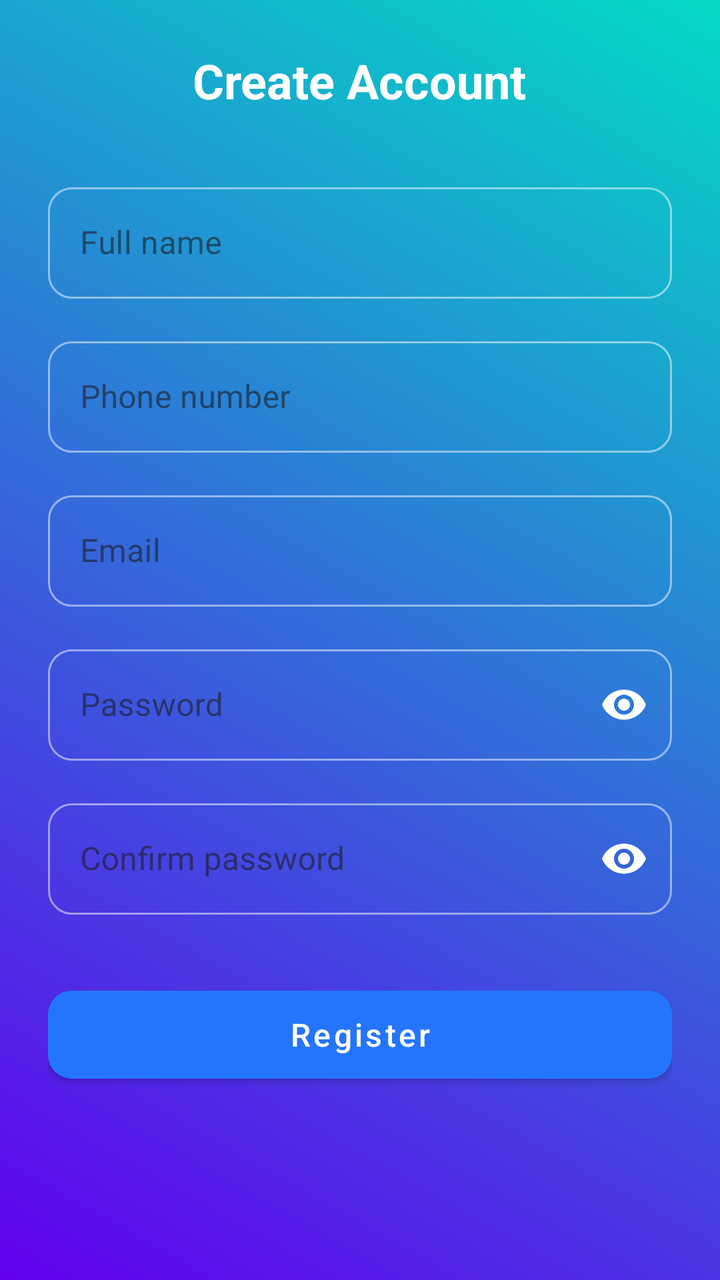
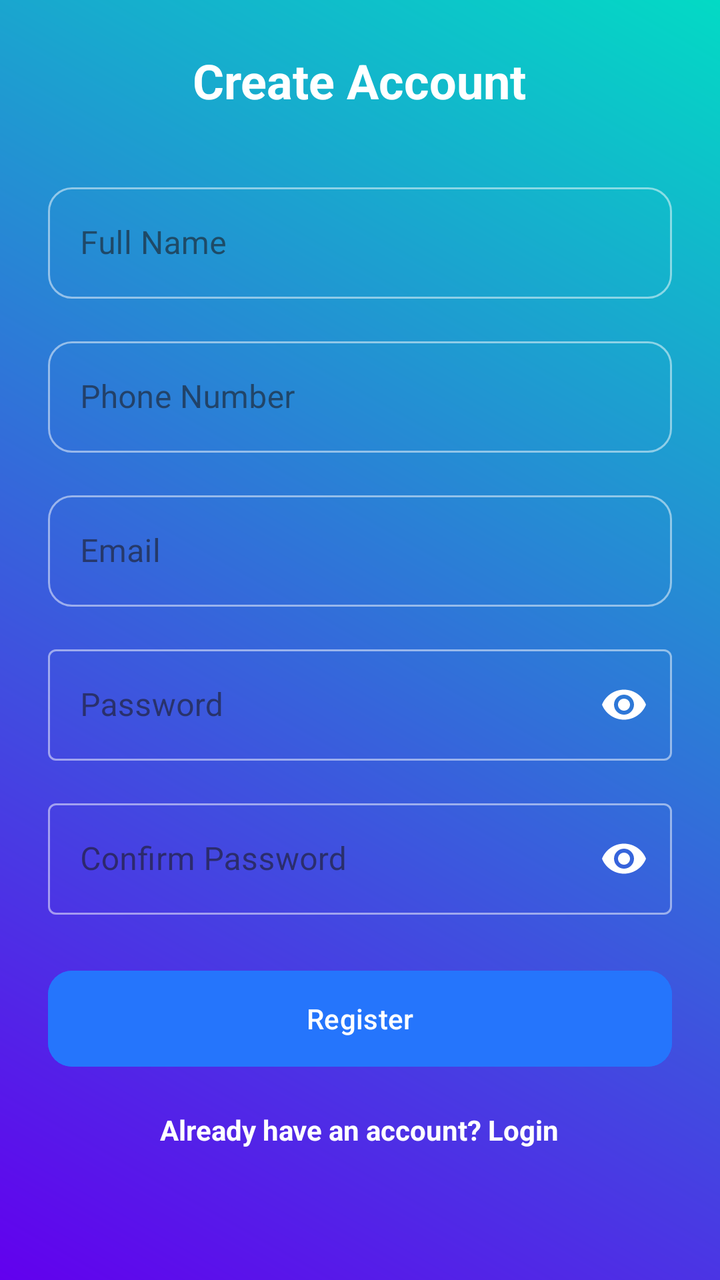

Screens rendered from an Android XML layout before and after an edit, with the pre-edit source and the edit as a unified diff.
<!-- AndroidManifest.xml: application theme Theme.SmartAssistiveSystem -->
<!-- res/layout/activity_register.xml -->
<?xml version="1.0" encoding="utf-8"?>
<ScrollView xmlns:android="http://schemas.android.com/apk/res/android"
    xmlns:app="http://schemas.android.com/apk/res-auto"
    android:layout_width="match_parent"
    android:layout_height="match_parent"
    android:background="@drawable/loginactivity_gradient_background"
    android:clipToPadding="false"
    android:padding="24dp">

    <LinearLayout
        android:layout_width="match_parent"
        android:layout_height="wrap_content"
        android:orientation="vertical">

        
        <com.google.android.material.textview.MaterialTextView
            android:id="@+id/tv_title"
            android:layout_width="wrap_content"
            android:layout_height="wrap_content"
            android:layout_gravity="center_horizontal"
            android:layout_marginBottom="32dp"
            android:text="Create Account"
            android:textAppearance="?attr/textAppearanceHeadline5"
            android:textColor="@android:color/white"
            android:textStyle="bold" />

        
        <com.google.android.material.textfield.TextInputLayout
            android:id="@+id/til_name"
            style="@style/Widget.MaterialComponents.TextInputLayout.OutlinedBox"
            android:layout_width="match_parent"
            android:layout_height="wrap_content"
            android:layout_marginBottom="16dp"
            app:boxCornerRadiusBottomEnd="12dp"
            app:boxCornerRadiusBottomStart="12dp"
            app:boxCornerRadiusTopEnd="12dp"
            app:boxCornerRadiusTopStart="12dp"
            app:boxStrokeColor="@color/selector_stroke"
            app:hintTextColor="@android:color/white"
            app:hintEnabled="true">

            <com.google.android.material.textfield.TextInputEditText
                android:id="@+id/et_name"
                android:layout_width="match_parent"
                android:layout_height="wrap_content"
                android:hint="Full name"
                android:inputType="textPersonName"
                android:textColor="@android:color/white"
                android:textColorHint="#B3FFFFFF" />
        </com.google.android.material.textfield.TextInputLayout>

        
        <com.google.android.material.textfield.TextInputLayout
            android:id="@+id/til_phone"
            style="@style/Widget.MaterialComponents.TextInputLayout.OutlinedBox"
            android:layout_width="match_parent"
            android:layout_height="wrap_content"
            android:layout_marginBottom="16dp"
            app:boxCornerRadiusBottomEnd="12dp"
            app:boxCornerRadiusBottomStart="12dp"
            app:boxCornerRadiusTopEnd="12dp"
            app:boxCornerRadiusTopStart="12dp"
            app:boxStrokeColor="@color/selector_stroke"
            app:hintTextColor="@android:color/white">

            <com.google.android.material.textfield.TextInputEditText
                android:id="@+id/et_phone"
                android:layout_width="match_parent"
                android:layout_height="wrap_content"
                android:hint="Phone number"
                android:inputType="phone"
                android:textColor="@android:color/white"
                android:textColorHint="#B3FFFFFF" />
        </com.google.android.material.textfield.TextInputLayout>

        
        <com.google.android.material.textfield.TextInputLayout
            android:id="@+id/til_email"
            style="@style/Widget.MaterialComponents.TextInputLayout.OutlinedBox"
            android:layout_width="match_parent"
            android:layout_height="wrap_content"
            android:layout_marginBottom="16dp"
            app:boxCornerRadiusBottomEnd="12dp"
            app:boxCornerRadiusBottomStart="12dp"
            app:boxCornerRadiusTopEnd="12dp"
            app:boxCornerRadiusTopStart="12dp"
            app:boxStrokeColor="@color/selector_stroke"
            app:hintTextColor="@android:color/white">

            <com.google.android.material.textfield.TextInputEditText
                android:id="@+id/et_email"
                android:layout_width="match_parent"
                android:layout_height="wrap_content"
                android:hint="Email"
                android:inputType="textEmailAddress"
                android:textColor="@android:color/white"
                android:textColorHint="#B3FFFFFF" />
        </com.google.android.material.textfield.TextInputLayout>

        
        <com.google.android.material.textfield.TextInputLayout
            android:id="@+id/til_password"
            style="@style/Widget.MaterialComponents.TextInputLayout.OutlinedBox"
            android:layout_width="match_parent"
            android:layout_height="wrap_content"
            android:layout_marginBottom="16dp"
            app:boxCornerRadiusBottomEnd="12dp"
            app:boxCornerRadiusBottomStart="12dp"
            app:boxCornerRadiusTopEnd="12dp"
            app:boxCornerRadiusTopStart="12dp"
            app:boxStrokeColor="@color/selector_stroke"
            app:hintTextColor="@android:color/white"
            app:passwordToggleEnabled="true"
            app:passwordToggleTint="@android:color/white">

            <com.google.android.material.textfield.TextInputEditText
                android:id="@+id/et_password"
                android:layout_width="match_parent"
                android:layout_height="wrap_content"
                android:hint="Password"
                android:inputType="textPassword"
                android:textColor="@android:color/white"
                android:textColorHint="#B3FFFFFF" />
        </com.google.android.material.textfield.TextInputLayout>

        
        <com.google.android.material.textfield.TextInputLayout
            android:id="@+id/til_confirm"
            style="@style/Widget.MaterialComponents.TextInputLayout.OutlinedBox"
            android:layout_width="match_parent"
            android:layout_height="wrap_content"
            android:layout_marginBottom="24dp"
            app:boxCornerRadiusBottomEnd="12dp"
            app:boxCornerRadiusBottomStart="12dp"
            app:boxCornerRadiusTopEnd="12dp"
            app:boxCornerRadiusTopStart="12dp"
            app:boxStrokeColor="@color/selector_stroke"
            app:hintTextColor="@android:color/white"
            app:passwordToggleEnabled="true"
            app:passwordToggleTint="@android:color/white">

            <com.google.android.material.textfield.TextInputEditText
                android:id="@+id/et_confirm"
                android:layout_width="match_parent"
                android:layout_height="wrap_content"
                android:hint="Confirm password"
                android:inputType="textPassword"
                android:textColor="@android:color/white"
                android:textColorHint="#B3FFFFFF" />
        </com.google.android.material.textfield.TextInputLayout>

        
        <com.google.android.material.button.MaterialButton
            android:id="@+id/btn_register"
            style="@style/Widget.MaterialComponents.Button"
            android:layout_width="match_parent"
            android:layout_height="56dp"
            android:layout_marginTop="8dp"
            android:backgroundTint="@color/colorPrimary"
            android:text="Register"
            android:textAllCaps="false"
            android:textColor="@android:color/white"
            android:textSize="16sp"
            app:cornerRadius="12dp"
            app:iconGravity="textStart"
            app:iconPadding="8dp"
            app:iconTint="@android:color/white" />

    </LinearLayout>
</ScrollView>
<!-- resources referenced by this layout -->
<resources>
  <color name="colorPrimary">#2575FC</color>
  <!-- drawable loginactivity_gradient_background (drawable) -->
  <?xml version="1.0" encoding="utf-8"?>
  <shape xmlns:android="http://schemas.android.com/apk/res/android">
      <gradient
          android:startColor="@color/purple_500"
  
          android:endColor="@color/teal_200"
          android:angle="45"
          android:type="linear" />
  </shape>
  <style name="Theme.SmartAssistiveSystem" parent="Theme.Material3.DayNight.NoActionBar">
  
          
          <item name="windowActionBar">false</item>
          <item name="windowNoTitle">true</item>
  
          
          <item name="colorPrimary">@color/purple_500</item>
          <item name="colorPrimaryVariant">@color/purple_700</item>
          <item name="colorOnPrimary">@color/white</item>
  
          
          <item name="colorSecondary">@color/teal_200</item>
          <item name="colorOnSecondary">@color/black</item>
  
          
          <item name="android:statusBarColor">?attr/colorPrimaryVariant</item>
  
          
          <item name="actionMenuTextAppearance">@style/ActionMenuTextStyle</item>
      </style>
  <color name="purple_500">#6200EE</color>
  <color name="teal_200">#03DAC5</color>
  <color name="purple_700">#3700B3</color>
  <color name="white">#FFFFFF</color>
  <color name="black">#000000</color>
  <style name="ActionMenuTextStyle" parent="@android:style/TextAppearance.Widget.IconMenu.Item">
          <item name="android:textSize">14sp</item>
          <item name="android:textColor">#FFFFFF</item>
          <item name="android:textAllCaps">false</item>
      </style>
</resources>

<!-- the commit's change to res/layout/activity_register.xml (unified diff, before → after) -->
@@ -4,7 +4,6 @@
     android:layout_width="match_parent"
     android:layout_height="match_parent"
     android:background="@drawable/loginactivity_gradient_background"
-    android:clipToPadding="false"
     android:padding="24dp">
 
     <LinearLayout
@@ -19,7 +18,7 @@
             android:layout_height="wrap_content"
             android:layout_gravity="center_horizontal"
             android:layout_marginBottom="32dp"
-            android:text="Create Account"
+            android:text="@string/create_account"
             android:textAppearance="?attr/textAppearanceHeadline5"
             android:textColor="@android:color/white"
             android:textStyle="bold" />
@@ -31,20 +30,17 @@
             android:layout_width="match_parent"
             android:layout_height="wrap_content"
             android:layout_marginBottom="16dp"
+            app:boxCornerRadiusTopStart="12dp"
+            app:boxCornerRadiusTopEnd="12dp"
+            app:boxCornerRadiusBottomStart="12dp"
             app:boxCornerRadiusBottomEnd="12dp"
-            app:boxCornerRadiusBottomStart="12dp"
-            app:boxCornerRadiusTopEnd="12dp"
-            app:boxCornerRadiusTopStart="12dp"
-            app:boxStrokeColor="@color/selector_stroke"
-            app:hintTextColor="@android:color/white"
-            app:hintEnabled="true">
+            app:boxStrokeColor="@color/selector_stroke">
 
             <com.google.android.material.textfield.TextInputEditText
                 android:id="@+id/et_name"
                 android:layout_width="match_parent"
                 android:layout_height="wrap_content"
-                android:hint="Full name"
-                android:inputType="textPersonName"
+                android:hint="@string/full_name"
                 android:textColor="@android:color/white"
                 android:textColorHint="#B3FFFFFF" />
         </com.google.android.material.textfield.TextInputLayout>
@@ -56,18 +52,17 @@
             android:layout_width="match_parent"
             android:layout_height="wrap_content"
             android:layout_marginBottom="16dp"
+            app:boxCornerRadiusTopStart="12dp"
+            app:boxCornerRadiusTopEnd="12dp"
+            app:boxCornerRadiusBottomStart="12dp"
             app:boxCornerRadiusBottomEnd="12dp"
-            app:boxCornerRadiusBottomStart="12dp"
-            app:boxCornerRadiusTopEnd="12dp"
-            app:boxCornerRadiusTopStart="12dp"
-            app:boxStrokeColor="@color/selector_stroke"
-            app:hintTextColor="@android:color/white">
+            app:boxStrokeColor="@color/selector_stroke">
 
             <com.google.android.material.textfield.TextInputEditText
                 android:id="@+id/et_phone"
                 android:layout_width="match_parent"
                 android:layout_height="wrap_content"
-                android:hint="Phone number"
+                android:hint="@string/phone_number"
                 android:inputType="phone"
                 android:textColor="@android:color/white"
                 android:textColorHint="#B3FFFFFF" />
@@ -80,18 +75,17 @@
             android:layout_width="match_parent"
             android:layout_height="wrap_content"
             android:layout_marginBottom="16dp"
+            app:boxCornerRadiusTopStart="12dp"
+            app:boxCornerRadiusTopEnd="12dp"
+            app:boxCornerRadiusBottomStart="12dp"
             app:boxCornerRadiusBottomEnd="12dp"
-            app:boxCornerRadiusBottomStart="12dp"
-            app:boxCornerRadiusTopEnd="12dp"
-            app:boxCornerRadiusTopStart="12dp"
-            app:boxStrokeColor="@color/selector_stroke"
-            app:hintTextColor="@android:color/white">
+            app:boxStrokeColor="@color/selector_stroke">
 
             <com.google.android.material.textfield.TextInputEditText
                 android:id="@+id/et_email"
                 android:layout_width="match_parent"
                 android:layout_height="wrap_content"
-                android:hint="Email"
+                android:hint="@string/email"
                 android:inputType="textEmailAddress"
                 android:textColor="@android:color/white"
                 android:textColorHint="#B3FFFFFF" />
@@ -104,20 +98,15 @@
             android:layout_width="match_parent"
             android:layout_height="wrap_content"
             android:layout_marginBottom="16dp"
-            app:boxCornerRadiusBottomEnd="12dp"
-            app:boxCornerRadiusBottomStart="12dp"
-            app:boxCornerRadiusTopEnd="12dp"
-            app:boxCornerRadiusTopStart="12dp"
-            app:boxStrokeColor="@color/selector_stroke"
-            app:hintTextColor="@android:color/white"
             app:passwordToggleEnabled="true"
-            app:passwordToggleTint="@android:color/white">
+            app:passwordToggleTint="@android:color/white"
+            app:boxStrokeColor="@color/selector_stroke">
 
             <com.google.android.material.textfield.TextInputEditText
                 android:id="@+id/et_password"
                 android:layout_width="match_parent"
                 android:layout_height="wrap_content"
-                android:hint="Password"
+                android:hint="@string/password"
                 android:inputType="textPassword"
                 android:textColor="@android:color/white"
                 android:textColorHint="#B3FFFFFF" />
@@ -130,20 +119,15 @@
             android:layout_width="match_parent"
             android:layout_height="wrap_content"
             android:layout_marginBottom="24dp"
-            app:boxCornerRadiusBottomEnd="12dp"
-            app:boxCornerRadiusBottomStart="12dp"
-            app:boxCornerRadiusTopEnd="12dp"
-            app:boxCornerRadiusTopStart="12dp"
-            app:boxStrokeColor="@color/selector_stroke"
-            app:hintTextColor="@android:color/white"
             app:passwordToggleEnabled="true"
-            app:passwordToggleTint="@android:color/white">
+            app:passwordToggleTint="@android:color/white"
+            app:boxStrokeColor="@color/selector_stroke">
 
             <com.google.android.material.textfield.TextInputEditText
                 android:id="@+id/et_confirm"
                 android:layout_width="match_parent"
                 android:layout_height="wrap_content"
-                android:hint="Confirm password"
+                android:hint="@string/confirm_password"
                 android:inputType="textPassword"
                 android:textColor="@android:color/white"
                 android:textColorHint="#B3FFFFFF" />
@@ -152,19 +136,26 @@
         
         <com.google.android.material.button.MaterialButton
             android:id="@+id/btn_register"
-            style="@style/Widget.MaterialComponents.Button"
             android:layout_width="match_parent"
             android:layout_height="56dp"
-            android:layout_marginTop="8dp"
             android:backgroundTint="@color/colorPrimary"
-            android:text="Register"
-            android:textAllCaps="false"
+            android:text="@string/register"
             android:textColor="@android:color/white"
-            android:textSize="16sp"
-            app:cornerRadius="12dp"
-            app:iconGravity="textStart"
-            app:iconPadding="8dp"
-            app:iconTint="@android:color/white" />
+            app:cornerRadius="12dp" />
+
+        
+        <TextView
+            android:id="@+id/tvGoToLogin"
+            android:layout_width="wrap_content"
+            android:layout_height="wrap_content"
+            android:layout_gravity="center_horizontal"
+            android:layout_marginTop="18dp"
+            android:text="@string/already_have_account_login"
+            android:textColor="@android:color/white"
+            android:textStyle="bold"
+            android:textSize="14sp"
+            android:clickable="true"
+            android:focusable="true" />
 
     </LinearLayout>
 </ScrollView>
<!-- resource entries referenced after the edit -->
@@ -11,6 +11,14 @@
           android:angle="45"
           android:type="linear" />
   </shape>
+  <string name="already_have_account_login">Already have an account? Login</string>
+  <string name="confirm_password">Confirm Password</string>
+  <string name="create_account">Create Account</string>
+  <string name="email">Email</string>
+  <string name="full_name">Full Name</string>
+  <string name="password">Password</string>
+  <string name="phone_number">Phone Number</string>
+  <string name="register">Register</string>
   <style name="Theme.SmartAssistiveSystem" parent="Theme.Material3.DayNight.NoActionBar">
   
           
